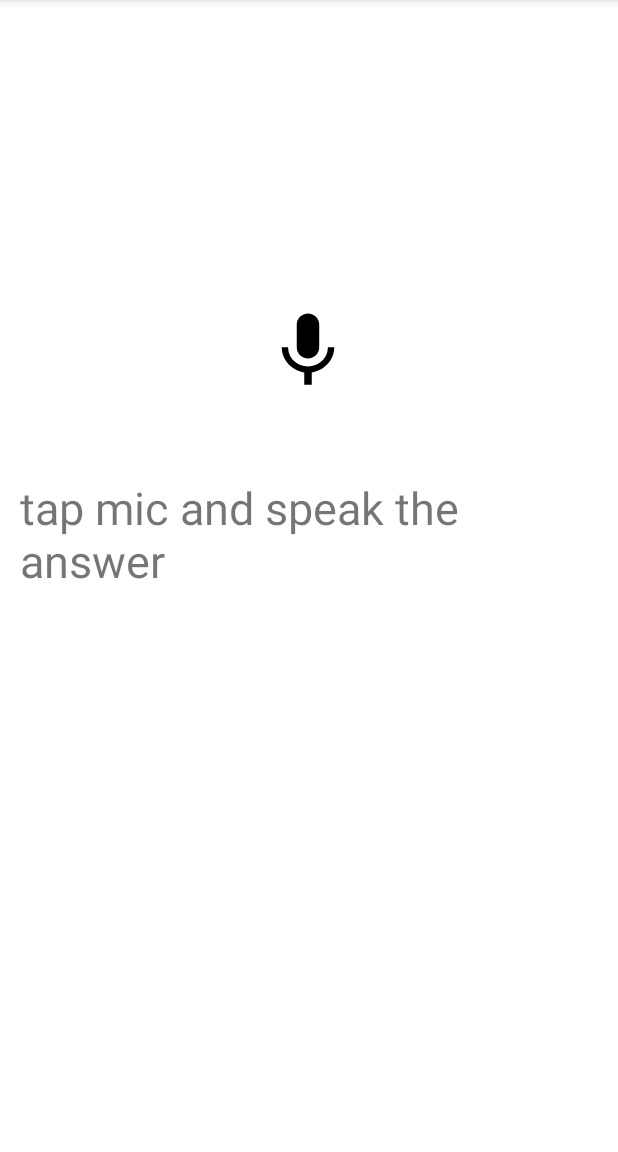
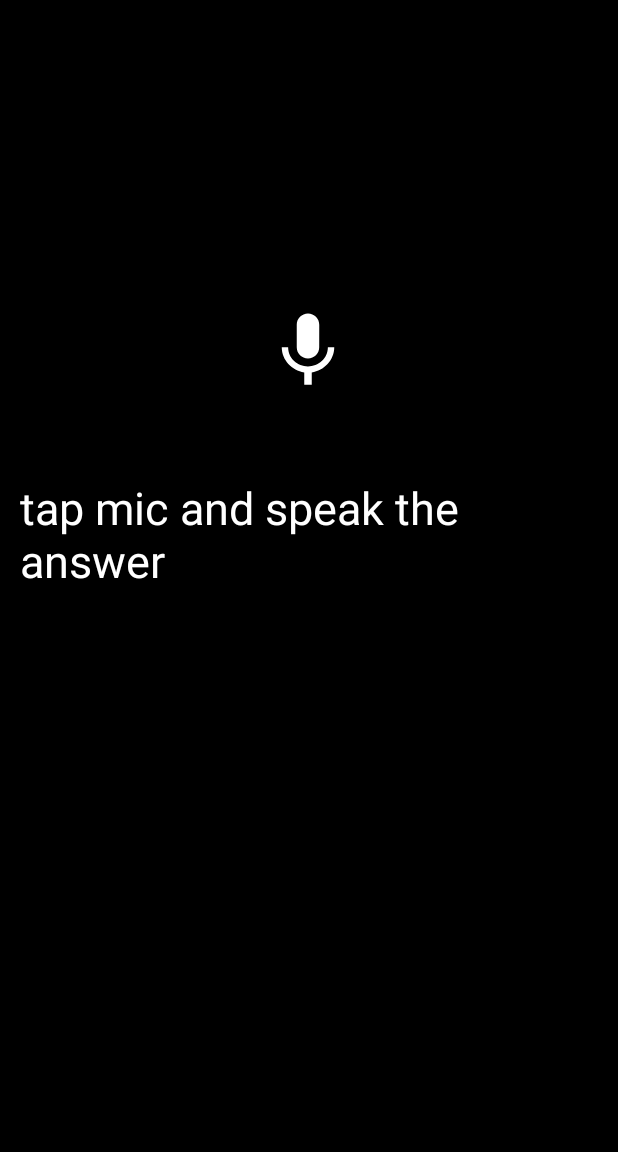
Before and after one commit to guddulawaniya/textTospeech, an Android app: the screen it shows after launch (MainActivity), on a phone screen of 412 x 824 dp, the part 84-1236 px from its top. Run offline under Robolectric (Android 15) with nearby library versions, the phone set to English and light mode, and no system bars.

Commit message:
complete app

```diff
--- a/app/src/main/res/layout/activity_main.xml
+++ b/app/src/main/res/layout/activity_main.xml
@@ -3,6 +3,7 @@
     xmlns:app="http://schemas.android.com/apk/res-auto"
     xmlns:tools="http://schemas.android.com/tools"
     android:layout_width="match_parent"
+    android:background="@color/black"
     android:layout_height="match_parent"
     tools:context=".MainActivity">
 
@@ -17,7 +18,8 @@
         app:layout_constraintEnd_toEndOf="parent"
         app:layout_constraintHorizontal_bias="0.498"
         app:layout_constraintStart_toStartOf="parent"
-        app:layout_constraintTop_toTopOf="parent" />
+        app:layout_constraintTop_toTopOf="parent"
+        app:tint="@color/white" />
 
     <TextView
         android:id="@+id/tv_speech_to_text"
@@ -25,6 +27,7 @@
         android:layout_height="wrap_content"
         android:layout_alignParentTop="true"
         android:layout_alignParentEnd="true"
+        android:textColor="@color/white"
         android:layout_centerHorizontal="true"
         android:layout_marginTop="44dp"
         android:textSize="30sp"
```
Also changed, not shown: app/src/main/java/com/example/demo/MainActivity.java (+39 -32 lines).
